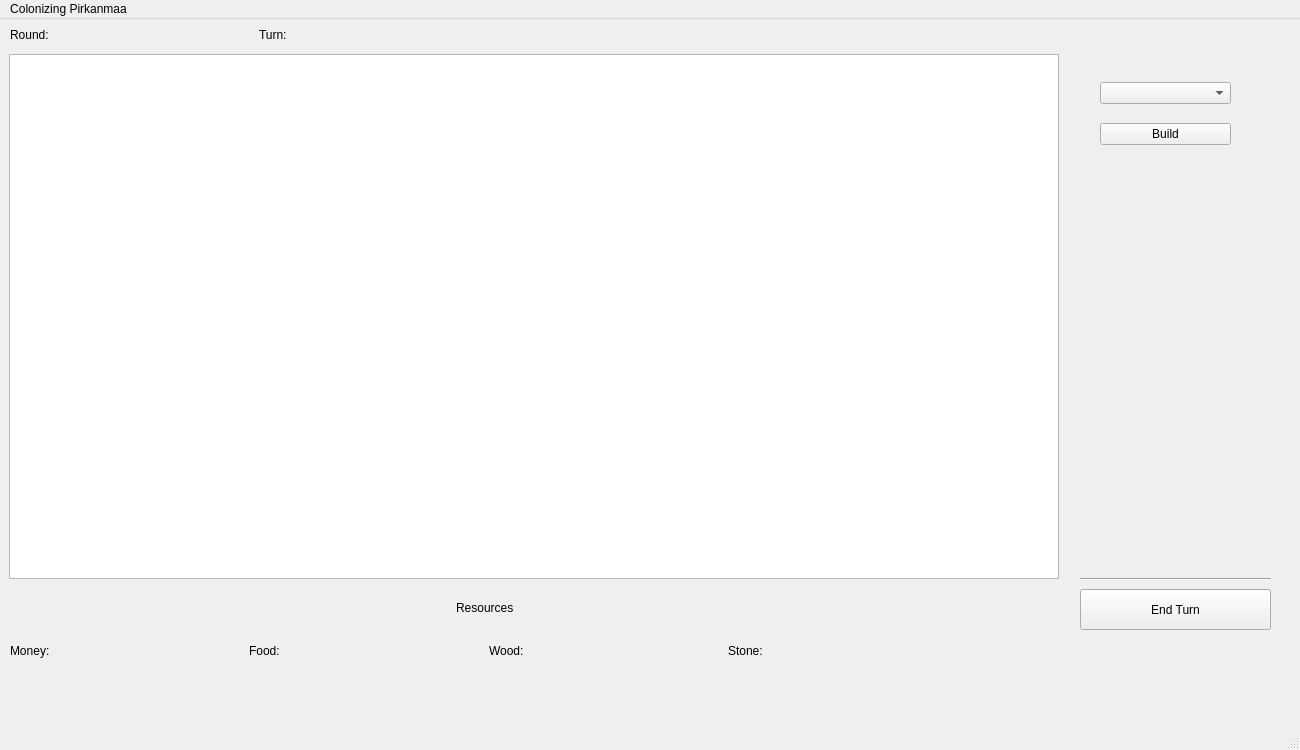
makipaa/School-Projects, file Game/UI/mapwindow.ui: the form before one commit.
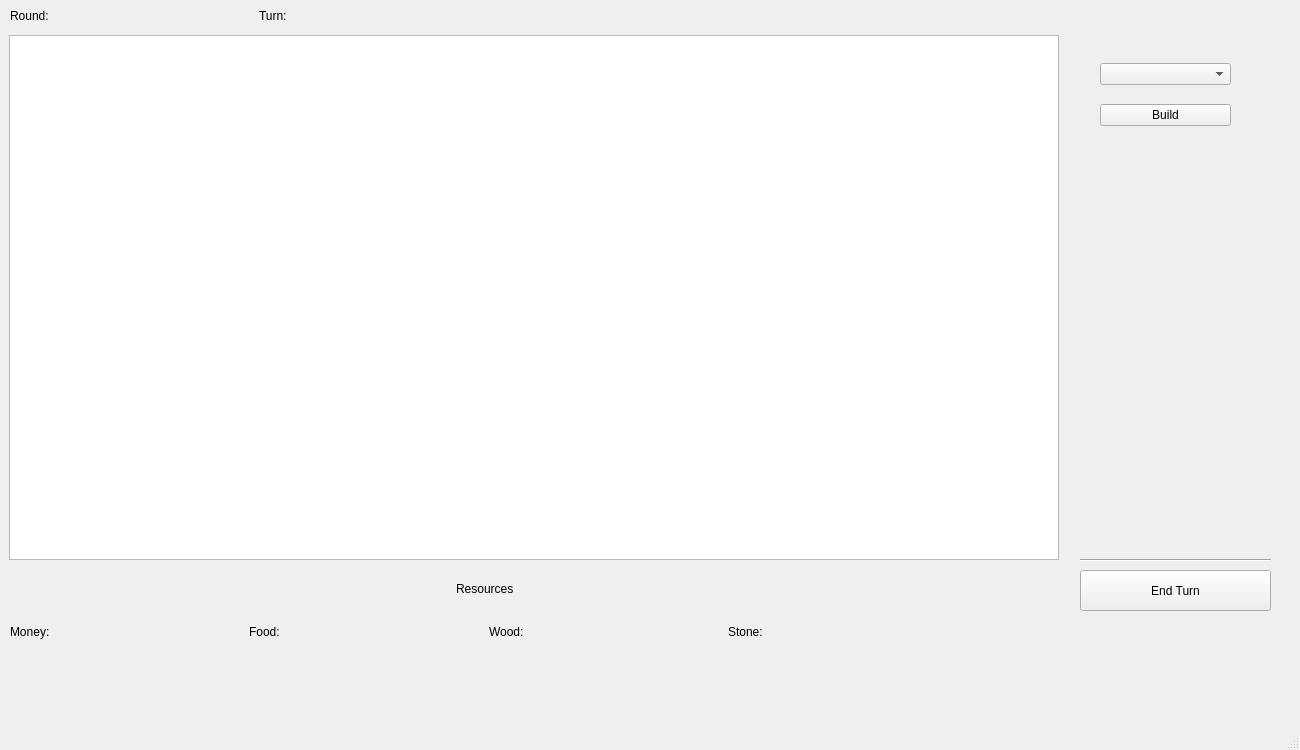
The form after the commit.

```diff
--- a/Game/UI/mapwindow.ui
+++ b/Game/UI/mapwindow.ui
@@ -216,12 +216,6 @@
      <height>25</height>
     </rect>
    </property>
-   <widget class="QMenu" name="menuConquest_of_Pirkanmaa">
-    <property name="title">
-     <string>Colonizing Pirkanmaa</string>
-    </property>
-   </widget>
-   <addaction name="menuConquest_of_Pirkanmaa"/>
   </widget>
   <widget class="QStatusBar" name="statusbar"/>
  </widget>
```
